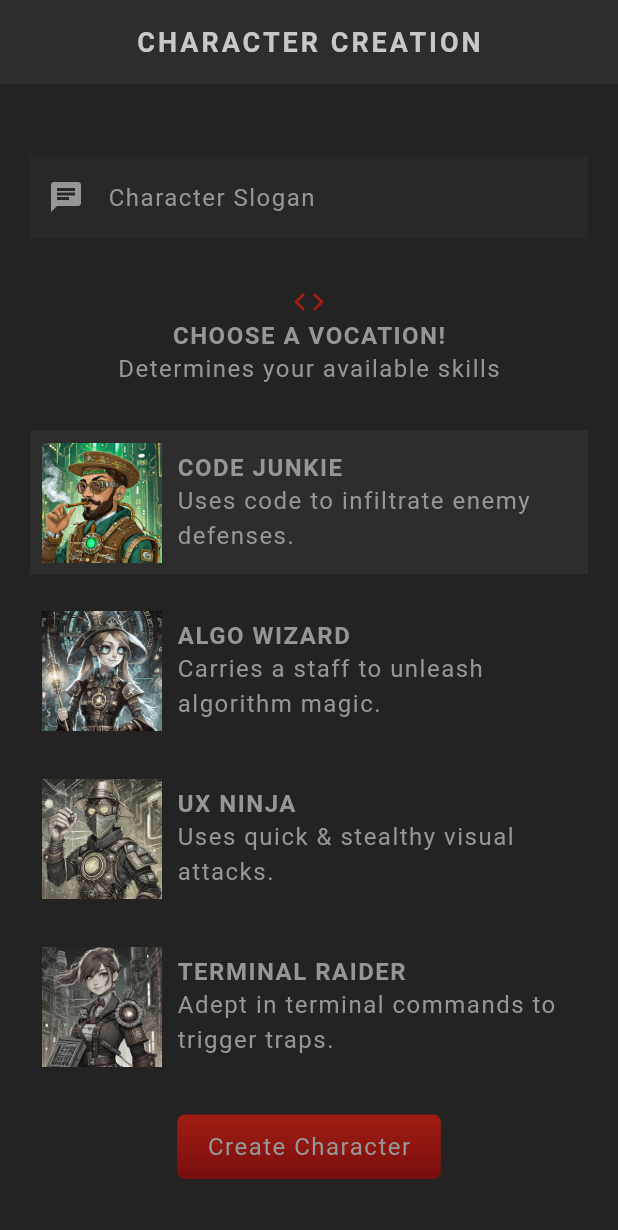
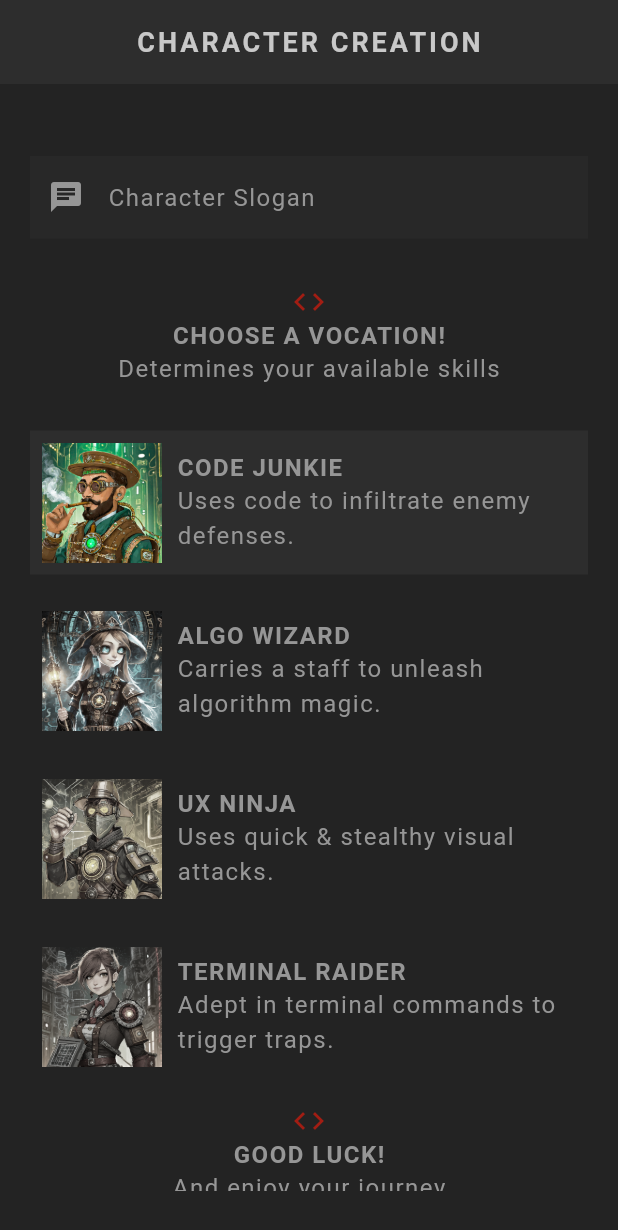
Before and after one commit to VictorDevLab/role_playing_game, a Flutter app: the screen it shows after launch, scrolled down 155 dp, on a phone screen of 412 x 824 dp. Shown: the top 1230 px of the screen. Run offline on Flutter 3.47's test engine with Material 3 defaults, Android fonts, the phone set to English and light mode, and no system bars; our stand-ins replace google_fonts; Roboto replaces fonts that are missing (Kanit).

Commit message:
submiting the form

```diff
--- a/lib/screens/create/create.dart
+++ b/lib/screens/create/create.dart
@@ -1,10 +1,14 @@
 import 'package:flutter/material.dart';
+import 'package:role_playing_game/models/character.dart';
 import 'package:role_playing_game/models/vocation.dart';
 import 'package:role_playing_game/screens/create/vocation_card.dart';
 import 'package:role_playing_game/shared/styled_button.dart';
 import 'package:role_playing_game/shared/styled_text.dart';
 import 'package:role_playing_game/theme.dart';
 import 'package:google_fonts/google_fonts.dart';
+import 'package:uuid/uuid.dart';
+
+var uuid = const Uuid();
 
 class Create extends StatefulWidget {
   const Create({super.key});
@@ -37,16 +41,22 @@ class _CreateState extends State<Create> {
   //submit handler function
   void handleSubmit() {
     if (_nameController.text.trim().isEmpty) {
-      print("Character Name cannot be empty");
+      //TODO: Show an error dialog
       return;
     }
     if (_sloganController.text.trim().isEmpty) {
-      print("Character Name cannot be empty");
+      //TODO: Show an error dialog
       return;
     }
 
-    print(_nameController.text);
-    print(_sloganController.text);
+    characters.add(
+      Character(
+        id: uuid.v4(),
+        name: _nameController.text.trim(),
+        slogan: _sloganController.text.trim(),
+        vocation: selectedVocation,
+      ),
+    );
   }
 
   @override
@@ -121,6 +131,10 @@ class _CreateState extends State<Create> {
                 onTap: updateVocation,
                 vocation: Vocation.raider,
               ),
+              Center(child: Icon(Icons.code, color: AppColors.primaryColor)),
+              const Center(child: StyledHeading("Good Luck!")),
+              const Center(child: StyledText("And enjoy your journey")),
+              const SizedBox(height: 30),
 
               Center(
                 child: StyledButton(
--- a/pubspec.yaml
+++ b/pubspec.yaml
@@ -35,6 +35,7 @@ dependencies:
   # Use with the CupertinoIcons class for iOS style icons.
   cupertino_icons: ^1.0.8
   google_fonts: ^7.0.2
+  uuid: ^4.5.2
 
 dev_dependencies:
   flutter_test:
```
Also changed, not shown: pubspec.lock.
